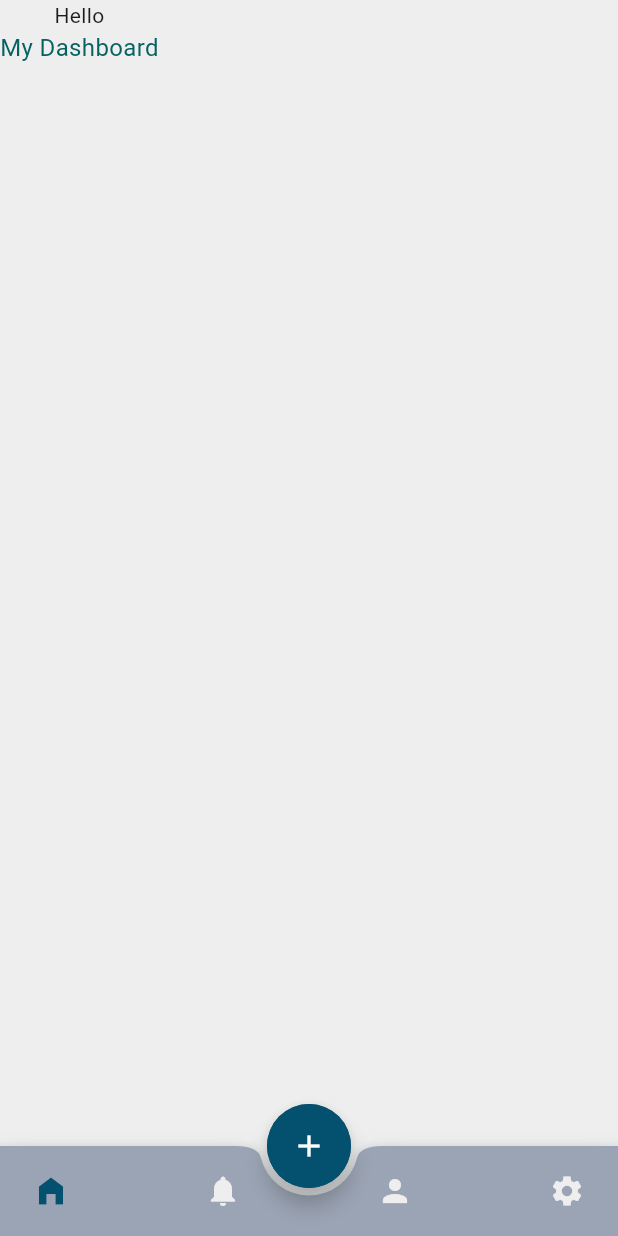
After one commit to gaddie/project_manager, a Flutter app: the LandingPage screen opened directly, on a phone screen of 412 x 824 dp. The commit adds this screen. Run offline on Flutter 3.47's test engine with Material 3 defaults, Android fonts, the phone set to English and light mode, and no system bars; our stand-ins replace delayed_display, fl_chart.

```diff
--- a/lib/Constants.dart
+++ b/lib/Constants.dart
@@ -1,12 +1,12 @@
 import 'package:flutter/material.dart';
 
-const kDarkColor = Color(0xFF003865);
+const kDarkColor = Color(0xFF03506F);
 const kLightColor = Color(0xFFFFFFFF);
 const double kNormalFontSize = 16.0;
 const double kTitleFontSize = 23.0;
 const kCardColor = Color(0xFFF3F8FF);
 const kBgLightColor = Color(0xFFEEEEEE);
-
+const kBottomAppColor = Color(0xFF9BA4B4);
 const kGreenColor = Color(0xFF066163);
 const kRedColor = Color(0xFFF56D91);
 const kChartsTxtColor = Color(0xff7589a2);
--- a/lib/HomePage.dart
+++ b/lib/HomePage.dart
@@ -7,6 +7,7 @@ import 'package:animations/animations.dart';
 import 'package:project_manager/ExpenseTracking.dart';
 import 'package:project_manager/ReportsPage.dart';
 import 'package:delayed_display/delayed_display.dart';
+import 'package:project_manager/LandingPage.dart';
 
 class Homepage extends StatefulWidget {
   const Homepage({Key? key}) : super(key: key);
@@ -89,7 +90,7 @@ class _HomepageState extends State<Homepage> {
                     colour: kDarkColor,
                     iconColour: kCardColor,
                     onButtonPressed: () {
-                      return CreateProject(); // Replace with the actual page/widget you want to show
+                      return LandingPage(); // Replace with the actual page/widget you want to show
                     },
                   ),
                 ),
--- /dev/null
+++ b/lib/LandingPage.dart
@@ -0,0 +1,117 @@
+import 'package:flutter/material.dart';
+import 'package:project_manager/Constants.dart';
+import 'package:animations/animations.dart';
+import 'package:project_manager/CreateProject.dart';
+import 'package:project_manager/CustomButton.dart';
+
+class LandingPage extends StatefulWidget {
+  @override
+  State<LandingPage> createState() => _LandingPageState();
+}
+
+class _LandingPageState extends State<LandingPage> {
+  int _selectedIndex = 0;
+
+  @override
+  Widget build(BuildContext context) {
+    return Scaffold(
+        backgroundColor: kBgLightColor,
+        extendBody: true,
+        floatingActionButton: OpenContainer(
+          closedColor: kDarkColor,
+          transitionType: ContainerTransitionType.fade,
+          openBuilder: (BuildContext context, VoidCallback _) {
+            return CreateProject(); // Replace with the actual page you want to show
+          },
+          closedElevation: 6.0,
+          closedShape: const RoundedRectangleBorder(
+            borderRadius: BorderRadius.all(Radius.circular(56)),
+          ),
+          closedBuilder: (BuildContext context, VoidCallback openContainer) {
+            return FloatingActionButton(
+              onPressed: openContainer,
+              backgroundColor: kDarkColor,
+              child: Icon(
+                Icons.add,
+                color: Colors.white,
+              ),
+            );
+          },
+        ),
+        floatingActionButtonLocation: FloatingActionButtonLocation.centerDocked,
+        bottomNavigationBar: BottomAppBar(
+          elevation: 6.0,
+          shadowColor: kDarkColor,
+          padding: const EdgeInsets.symmetric(horizontal: 10),
+          height: 60,
+          color: kBottomAppColor,
+          shape: const CircularNotchedRectangle(),
+          notchMargin: 5,
+          child: Row(
+            mainAxisSize: MainAxisSize.max,
+            mainAxisAlignment: MainAxisAlignment.spaceBetween,
+            children: List.generate(4, (index) {
+              return IconButton(
+                icon: Icon(
+                  index == 0
+                      ? Icons.home_filled
+                      : index == 1
+                          ? Icons.notifications
+                          : index == 2
+                              ? Icons.person
+                              : Icons.settings,
+                  color: _selectedIndex == index ? kDarkColor : kBgLightColor,
+                ),
+                onPressed: () {
+                  setState(() {
+                    _selectedIndex = index;
+                    // Add logic to handle navigation or other actions
+                  });
+                },
+              );
+            }),
+          ),
+        ),
+        body: SafeArea(
+          child: Column(
+            children: [
+              Text('Hello'),
+              Text(
+                'My Dashboard',
+                style: TextStyle(fontSize: kNormalFontSize, color: kGreenColor),
+              ),
+            ],
+          ),
+        ));
+  }
+}
+
+// SingleChildScrollView(
+// scrollDirection: Axis.horizontal,
+// child: Row(
+// children: <Widget>[
+// Container(
+// width: 200.0,
+// color: Colors.red,
+// child: Center(
+// child: Text('Item 1'),
+// ),
+// ),
+// Container(
+// width: 200.0,
+// color: Colors.green,
+// child: Center(
+// child: Text('Item 2'),
+// ),
+// ),
+// Container(
+// width: 200.0,
+// color: Colors.blue,
+// child: Center(
+// child: Text('Item 3'),
+// ),
+// ),
+// // Add more containers or widgets as needed
+// ],
+// ),
+// ),
```
Also changed, not shown: lib/ReusableContainer.dart (added, +95 -0 lines), 5 other files.
